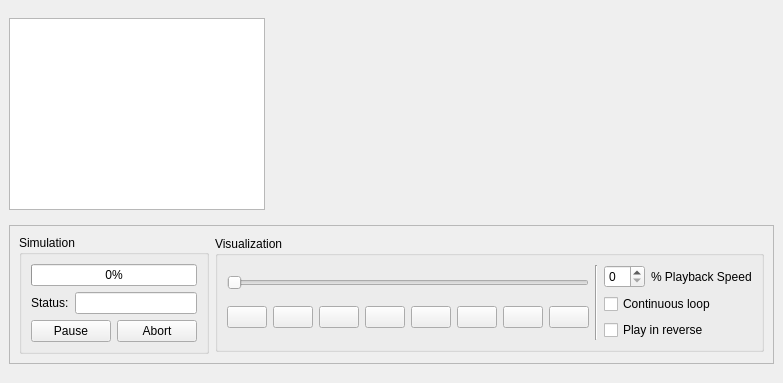
Qt form cad/plugins/NanoVision-1/src/TrajectoryGraphicsWindow.ui (kanzure/nanoengineer) before a commit.
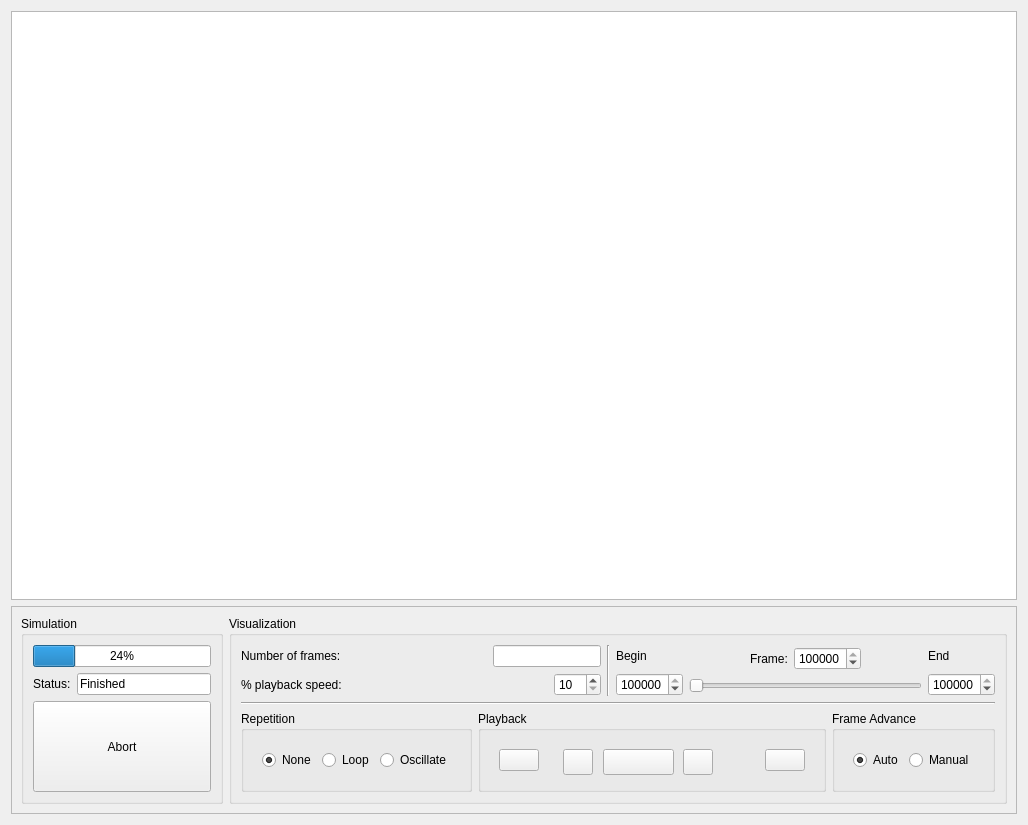
The same form after that commit. Icons and pictures are not drawn.

Commit message: Fixing broken build in checkin #12272 Disabled standalone NanorexMMPImportExportTest because that is now part of CppUnit Committing changes to TrajectoryGraphicsWindow to include NXGraphicsManager stuff

The edit to the form file:
```diff
--- a/cad/plugins/NanoVision-1/src/TrajectoryGraphicsWindow.ui
+++ b/cad/plugins/NanoVision-1/src/TrajectoryGraphicsWindow.ui
@@ -5,26 +5,18 @@
    <rect>
     <x>0</x>
     <y>0</y>
-    <width>508</width>
-    <height>383</height>
+    <width>1028</width>
+    <height>825</height>
    </rect>
   </property>
   <property name="windowTitle" >
    <string>Form</string>
   </property>
   <layout class="QVBoxLayout" >
-   <property name="margin" >
-    <number>9</number>
-   </property>
-   <property name="spacing" >
-    <number>6</number>
-   </property>
    <item>
     <widget class="QTextEdit" name="textEdit" >
      <property name="sizePolicy" >
-      <sizepolicy>
-       <hsizetype>0</hsizetype>
-       <vsizetype>0</vsizetype>
+      <sizepolicy vsizetype="Expanding" hsizetype="Expanding" >
        <horstretch>0</horstretch>
        <verstretch>0</verstretch>
       </sizepolicy>
@@ -34,9 +26,7 @@
    <item>
     <widget class="QFrame" name="frame" >
      <property name="sizePolicy" >
-      <sizepolicy>
-       <hsizetype>0</hsizetype>
-       <vsizetype>0</vsizetype>
+      <sizepolicy vsizetype="Fixed" hsizetype="MinimumExpanding" >
        <horstretch>0</horstretch>
        <verstretch>0</verstretch>
       </sizepolicy>
@@ -48,18 +38,10 @@
       <enum>QFrame::Raised</enum>
      </property>
      <layout class="QHBoxLayout" >
-      <property name="margin" >
-       <number>9</number>
-      </property>
-      <property name="spacing" >
-       <number>6</number>
-      </property>
       <item>
        <widget class="QGroupBox" name="simulationGroupBox" >
         <property name="sizePolicy" >
-         <sizepolicy>
-          <hsizetype>0</hsizetype>
-          <vsizetype>0</vsizetype>
+         <sizepolicy vsizetype="Preferred" hsizetype="Preferred" >
           <horstretch>1</horstretch>
           <verstretch>0</verstretch>
          </sizepolicy>
@@ -68,103 +50,49 @@
          <string>Simulation</string>
         </property>
         <layout class="QVBoxLayout" >
-         <property name="margin" >
-          <number>9</number>
-         </property>
-         <property name="spacing" >
-          <number>6</number>
-         </property>
          <item>
           <widget class="QProgressBar" name="simulationProgressBar" >
            <property name="value" >
-            <number>0</number>
-           </property>
-           <property name="orientation" >
-            <enum>Qt::Horizontal</enum>
+            <number>24</number>
            </property>
           </widget>
          </item>
          <item>
           <layout class="QHBoxLayout" >
-           <property name="margin" >
-            <number>0</number>
-           </property>
-           <property name="spacing" >
-            <number>6</number>
-           </property>
            <item>
-            <widget class="QLabel" name="label" >
+            <widget class="QLabel" name="statusSimulationLabel" >
+             <property name="sizePolicy" >
+              <sizepolicy vsizetype="Fixed" hsizetype="Preferred" >
+               <horstretch>0</horstretch>
+               <verstretch>0</verstretch>
+              </sizepolicy>
+             </property>
              <property name="text" >
               <string>Status:</string>
              </property>
             </widget>
            </item>
            <item>
-            <widget class="QLineEdit" name="simulationStatusLineEdit" >
-             <property name="readOnly" >
-              <bool>true</bool>
+            <widget class="QLineEdit" name="statusSimulationLineEdit" >
+             <property name="text" >
+              <string>Finished</string>
              </property>
             </widget>
            </item>
           </layout>
          </item>
          <item>
-          <layout class="QHBoxLayout" >
-           <property name="margin" >
-            <number>0</number>
+          <widget class="QPushButton" name="abortSimulationButton" >
+           <property name="sizePolicy" >
+            <sizepolicy vsizetype="Expanding" hsizetype="Expanding" >
+             <horstretch>0</horstretch>
+             <verstretch>0</verstretch>
+            </sizepolicy>
            </property>
-           <property name="spacing" >
-            <number>6</number>
+           <property name="text" >
+            <string>Abort</string>
            </property>
-           <item>
-            <widget class="QPushButton" name="simulationPauseButton" >
-             <property name="sizePolicy" >
-              <sizepolicy>
-               <hsizetype>0</hsizetype>
-               <vsizetype>0</vsizetype>
-               <horstretch>0</horstretch>
-               <verstretch>0</verstretch>
-              </sizepolicy>
-             </property>
-             <property name="toolTip" >
-              <string>Pause the simulation</string>
-             </property>
-             <property name="statusTip" >
-              <string>Pause the simulation</string>
-             </property>
-             <property name="whatsThis" >
-              <string>Pauses the simulation</string>
-             </property>
-             <property name="text" >
-              <string>Pause</string>
-             </property>
-            </widget>
-           </item>
-           <item>
-            <widget class="QPushButton" name="simulationAbortButton" >
-             <property name="sizePolicy" >
-              <sizepolicy>
-               <hsizetype>0</hsizetype>
-               <vsizetype>0</vsizetype>
-               <horstretch>0</horstretch>
-               <verstretch>0</verstretch>
-              </sizepolicy>
-             </property>
-             <property name="toolTip" >
-              <string>Abort the simulation</string>
-             </property>
-             <property name="statusTip" >
-              <string>Abort the simulation</string>
-             </property>
-             <property name="whatsThis" >
-              <string>Aborts the simulation</string>
-             </property>
-             <property name="text" >
-              <string>Abort</string>
-             </property>
-            </widget>
-           </item>
-          </layout>
+          </widget>
          </item>
         </layout>
        </widget>
@@ -172,249 +100,518 @@
       <item>
        <widget class="QGroupBox" name="visualizationGroupBox" >
         <property name="sizePolicy" >
-         <sizepolicy>
-          <hsizetype>0</hsizetype>
-          <vsizetype>0</vsizetype>
-          <horstretch>2</horstretch>
+         <sizepolicy vsizetype="Preferred" hsizetype="Minimum" >
+          <horstretch>3</horstretch>
           <verstretch>0</verstretch>
          </sizepolicy>
         </property>
         <property name="title" >
          <string>Visualization</string>
         </property>
-        <layout class="QHBoxLayout" >
-         <property name="margin" >
-          <number>9</number>
-         </property>
-         <property name="spacing" >
-          <number>6</number>
-         </property>
+        <layout class="QVBoxLayout" >
          <item>
-          <layout class="QVBoxLayout" >
-           <property name="margin" >
-            <number>0</number>
-           </property>
-           <property name="spacing" >
-            <number>6</number>
-           </property>
+          <layout class="QHBoxLayout" >
            <item>
-            <widget class="QSlider" name="horizontalSlider" >
-             <property name="toolTip" >
-              <string>Indicates animation progress</string>
-             </property>
-             <property name="statusTip" >
-              <string>Indicates animation progress</string>
-             </property>
-             <property name="whatsThis" >
-              <string>Indicates animation progress</string>
+            <layout class="QVBoxLayout" >
+             <item>
+              <layout class="QHBoxLayout" >
+               <item>
+                <widget class="QLabel" name="numFramesLabel" >
+                 <property name="text" >
+                  <string>Number of frames:</string>
+                 </property>
+                 <property name="buddy" >
+                  <cstring>numFramesLineEdit</cstring>
+                 </property>
+                </widget>
+               </item>
+               <item>
+                <spacer>
+                 <property name="orientation" >
+                  <enum>Qt::Horizontal</enum>
+                 </property>
+                 <property name="sizeHint" >
+                  <size>
+                   <width>40</width>
+                   <height>20</height>
+                  </size>
+                 </property>
+                </spacer>
+               </item>
+               <item>
+                <widget class="QLineEdit" name="numFramesLineEdit" >
+                 <property name="sizePolicy" >
+                  <sizepolicy vsizetype="Fixed" hsizetype="Fixed" >
+                   <horstretch>0</horstretch>
+                   <verstretch>0</verstretch>
+                  </sizepolicy>
+                 </property>
+                 <property name="readOnly" >
+                  <bool>true</bool>
+                 </property>
+                </widget>
+               </item>
+              </layout>
+             </item>
+             <item>
+              <layout class="QHBoxLayout" >
+               <item>
+                <widget class="QLabel" name="playbackSpeedLabel" >
+                 <property name="text" >
+                  <string>% playback speed:</string>
+                 </property>
+                 <property name="buddy" >
+                  <cstring>playbackSpeedSpinBox</cstring>
+                 </property>
+                </widget>
+               </item>
+               <item>
+                <spacer>
+                 <property name="orientation" >
+                  <enum>Qt::Horizontal</enum>
+                 </property>
+                 <property name="sizeHint" >
+                  <size>
+                   <width>40</width>
+                   <height>20</height>
+                  </size>
+                 </property>
+                </spacer>
+               </item>
+               <item>
+                <widget class="QSpinBox" name="playbackSpeedSpinBox" >
+                 <property name="sizePolicy" >
+                  <sizepolicy vsizetype="Fixed" hsizetype="Fixed" >
+                   <horstretch>0</horstretch>
+                   <verstretch>0</verstretch>
+                  </sizepolicy>
+                 </property>
+                 <property name="minimum" >
+                  <number>10</number>
+                 </property>
+                 <property name="maximum" >
+                  <number>800</number>
+                 </property>
+                 <property name="singleStep" >
+                  <number>10</number>
+                 </property>
+                </widget>
+               </item>
+              </layout>
+             </item>
+            </layout>
+           </item>
+           <item>
+            <widget class="Line" name="line_4" >
+             <property name="sizePolicy" >
+              <sizepolicy vsizetype="Expanding" hsizetype="Fixed" >
+               <horstretch>0</horstretch>
+               <verstretch>0</verstretch>
+              </sizepolicy>
              </property>
              <property name="orientation" >
-              <enum>Qt::Horizontal</enum>
+              <enum>Qt::Vertical</enum>
              </property>
             </widget>
            </item>
            <item>
             <layout class="QHBoxLayout" >
-             <property name="margin" >
-              <number>0</number>
-             </property>
-             <property name="spacing" >
-              <number>6</number>
-             </property>
              <item>
-              <widget class="QPushButton" name="trajectoryFirstButton" >
-               <property name="toolTip" >
-                <string>First frame</string>
-               </property>
-               <property name="statusTip" >
-                <string>First frame</string>
-               </property>
-               <property name="whatsThis" >
-                <string>Sets the display to show the first frame</string>
-               </property>
-               <property name="text" >
-                <string/>
-               </property>
-               <property name="icon" >
-                <iconset resource="application.qrc" >:/Icons/trajectory_first.png</iconset>
-               </property>
-              </widget>
+              <layout class="QVBoxLayout" >
+               <item>
+                <widget class="QLabel" name="beginFrameLabel" >
+                 <property name="text" >
+                  <string>Begin</string>
+                 </property>
+                 <property name="buddy" >
+                  <cstring>beginFrameSpinBox</cstring>
+                 </property>
+                </widget>
+               </item>
+               <item>
+                <widget class="QSpinBox" name="beginFrameSpinBox" >
+                 <property name="sizePolicy" >
+                  <sizepolicy vsizetype="Fixed" hsizetype="Minimum" >
+                   <horstretch>0</horstretch>
+                   <verstretch>0</verstretch>
+                  </sizepolicy>
+                 </property>
+                 <property name="maximum" >
+                  <number>1000000</number>
+                 </property>
+                 <property name="value" >
+                  <number>1000000</number>
+                 </property>
+                </widget>
+               </item>
+              </layout>
              </item>
              <item>
-              <widget class="QPushButton" name="trajectoryMinusFiveButton" >
-               <property name="toolTip" >
-                <string>Retreat 5 frames</string>
-               </property>
-               <property name="statusTip" >
-                <string>Retreat 5 frames</string>
-               </property>
-               <property name="whatsThis" >
-                <string>Sets the display back by 5 frames</string>
-               </property>
-               <property name="text" >
-                <string/>
-               </property>
-               <property name="icon" >
-                <iconset resource="application.qrc" >:/Icons/trajectory_minusfive.png</iconset>
-               </property>
-              </widget>
+              <layout class="QVBoxLayout" >
+               <item>
+                <layout class="QHBoxLayout" >
+                 <item>
+                  <spacer>
+                   <property name="orientation" >
+                    <enum>Qt::Horizontal</enum>
+                   </property>
+                   <property name="sizeHint" >
+                    <size>
+                     <width>61</width>
+                     <height>20</height>
+                    </size>
+                   </property>
+                  </spacer>
+                 </item>
+                 <item>
+                  <widget class="QLabel" name="currentFrameLabel" >
+                   <property name="text" >
+                    <string>Frame:</string>
+                   </property>
+                   <property name="buddy" >
+                    <cstring>currentFrameSpinBox</cstring>
+                   </property>
+                  </widget>
+                 </item>
+                 <item>
+                  <widget class="QSpinBox" name="currentFrameSpinBox" >
+                   <property name="sizePolicy" >
+                    <sizepolicy vsizetype="Fixed" hsizetype="Minimum" >
+                     <horstretch>0</horstretch>
+                     <verstretch>0</verstretch>
+                    </sizepolicy>
+                   </property>
+                   <property name="maximum" >
+                    <number>1000000</number>
+                   </property>
+                   <property name="value" >
+                    <number>1000000</number>
+                   </property>
+                  </widget>
+                 </item>
+                 <item>
+                  <spacer>
+                   <property name="orientation" >
+                    <enum>Qt::Horizontal</enum>
+                   </property>
+                   <property name="sizeHint" >
+                    <size>
+                     <width>61</width>
+                     <height>20</height>
+                    </size>
+                   </property>
+                  </spacer>
+                 </item>
+                </layout>
+               </item>
+               <item>
+                <widget class="QSlider" name="currentFrameHSlider" >
+                 <property name="orientation" >
+                  <enum>Qt::Horizontal</enum>
+                 </property>
+                </widget>
+               </item>
+              </layout>
              </item>
              <item>
-              <widget class="QPushButton" name="trajectoryMinusOneButton" >
-               <property name="toolTip" >
-                <string>Retreat to previous frame</string>
-               </property>
-               <property name="statusTip" >
-                <string>Retreat to previous frame</string>
-               </property>
-               <property name="whatsThis" >
-                <string>Displays the previous frame</string>
-               </property>
-               <property name="text" >
-                <string/>
-               </property>
-               <property name="icon" >
-                <iconset resource="application.qrc" >:/Icons/trajectory_minusone.png</iconset>
-               </property>
-              </widget>
-             </item>
-             <item>
-              <widget class="QPushButton" name="trajectoryPlayPauseButton" >
-               <property name="toolTip" >
-                <string>Play the trajectory</string>
-               </property>
-               <property name="statusTip" >
-                <string>Play the trajectory</string>
-               </property>
-               <property name="whatsThis" >
-                <string>Plays the animation of the trajectory</string>
-               </property>
-               <property name="text" >
-                <string/>
-               </property>
-               <property name="icon" >
-                <iconset resource="application.qrc" >:/Icons/trajectory_play.png</iconset>
-               </property>
-              </widget>
-             </item>
-             <item>
-              <widget class="QPushButton" name="trajectoryStopButton" >
-               <property name="toolTip" >
-                <string>Stop the animation</string>
-               </property>
-               <property name="statusTip" >
-                <string>Stop the animation</string>
-               </property>
-               <property name="whatsThis" >
-                <string>Stops the animation, if it is playing</string>
-               </property>
-               <property name="text" >
-                <string/>
-               </property>
-               <property name="icon" >
-                <iconset resource="application.qrc" >:/Icons/trajectory_stop.png</iconset>
-               </property>
-              </widget>
-             </item>
-             <item>
-              <widget class="QPushButton" name="trajectoryPlusOneButton" >
-               <property name="toolTip" >
-                <string>Advance to next frame</string>
-               </property>
-               <property name="statusTip" >
-                <string>Advance to next frame</string>
-               </property>
-               <property name="whatsThis" >
-                <string>Advances display to next frame</string>
-               </property>
-               <property name="text" >
-                <string/>
-               </property>
-               <property name="icon" >
-                <iconset resource="application.qrc" >:/Icons/trajectory_plusone.png</iconset>
-               </property>
-              </widget>
-             </item>
-             <item>
-              <widget class="QPushButton" name="trajectoryPlusFiveButton" >
-               <property name="toolTip" >
-                <string>Advance 5 frames</string>
-               </property>
-               <property name="statusTip" >
-                <string>Advance 5 frames</string>
-               </property>
-               <property name="whatsThis" >
-                <string>Advances display by 5 frames</string>
-               </property>
-               <property name="text" >
-                <string/>
-               </property>
-               <property name="icon" >
-                <iconset resource="application.qrc" >:/Icons/trajectory_plusfive.png</iconset>
-               </property>
-              </widget>
-             </item>
-             <item>
-              <widget class="QPushButton" name="trajectoryLastButton" >
-               <property name="text" >
-                <string/>
-               </property>
-               <property name="icon" >
-                <iconset resource="application.qrc" >:/Icons/trajectory_last.png</iconset>
-               </property>
-              </widget>
+              <layout class="QVBoxLayout" >
+               <item>
+                <widget class="QLabel" name="endFrameLabel" >
+                 <property name="text" >
+                  <string>End</string>
+                 </property>
+                 <property name="buddy" >
+                  <cstring>endFrameSpinBox</cstring>
+                 </property>
+                </widget>
+               </item>
+               <item>
+                <widget class="QSpinBox" name="endFrameSpinBox" >
+                 <property name="sizePolicy" >
+                  <sizepolicy vsizetype="Fixed" hsizetype="Minimum" >
+                   <horstretch>0</horstretch>
+                   <verstretch>0</verstretch>
+                  </sizepolicy>
+                 </property>
+                 <property name="maximum" >
+                  <number>1000000</number>
+                 </property>
+                 <property name="value" >
+                  <number>1000000</number>
+                 </property>
+                </widget>
+               </item>
+              </layout>
              </item>
             </layout>
            </item>
           </layout>
          </item>
          <item>
-          <widget class="Line" name="line" >
+          <widget class="Line" name="visualizationHLine" >
            <property name="orientation" >
-            <enum>Qt::Vertical</enum>
+            <enum>Qt::Horizontal</enum>
            </property>
           </widget>
          </item>
          <item>
-          <layout class="QVBoxLayout" >
-           <property name="margin" >
-            <number>0</number>
-           </property>
-           <property name="spacing" >
-            <number>6</number>
-           </property>
+          <layout class="QHBoxLayout" >
            <item>
-            <layout class="QHBoxLayout" >
-             <property name="margin" >
-              <number>0</number>
+            <widget class="QGroupBox" name="repetitionGroupBox" >
+             <property name="sizePolicy" >
+              <sizepolicy vsizetype="Preferred" hsizetype="Preferred" >
+               <horstretch>0</horstretch>
+               <verstretch>0</verstretch>
+              </sizepolicy>
              </property>
-             <property name="spacing" >
-              <number>6</number>
+             <property name="title" >
+              <string>Repetition</string>
              </property>
-             <item>
-              <widget class="QSpinBox" name="playbackSpeedSpinBox" />
-             </item>
-             <item>
-              <widget class="QLabel" name="playbackSpeedLabel" >
-               <property name="text" >
-                <string>% Playback Speed</string>
-               </property>
-              </widget>
-             </item>
-            </layout>
+             <layout class="QVBoxLayout" >
+              <item>
+               <widget class="QStackedWidget" name="stackedWidget_2" >
+                <widget class="QWidget" name="page_3" >
+                 <layout class="QHBoxLayout" >
+                  <item>
+                   <widget class="QRadioButton" name="noneRepetitionRadioButton" >
+                    <property name="text" >
+                     <string>None</string>
+                    </property>
+                    <property name="checked" >
+                     <bool>true</bool>
+                    </property>
+                   </widget>
+                  </item>
+                  <item>
+                   <widget class="QRadioButton" name="loopRepetitionRadioButton" >
+                    <property name="text" >
+                     <string>Loop</string>
+                    </property>
+                   </widget>
+                  </item>
+                  <item>
+                   <widget class="QRadioButton" name="oscillateRepetitionRadioButton" >
+                    <property name="text" >
+                     <string>Oscillate</string>
+                    </property>
+                   </widget>
+                  </item>
+                 </layout>
+                </widget>
+                <widget class="QWidget" name="page_4" />
+               </widget>
+              </item>
+             </layout>
+            </widget>
            </item>
            <item>
-            <widget class="QCheckBox" name="continuousLoopCheckBox" >
-             <property name="text" >
-              <string>Continuous loop</string>
+            <widget class="QGroupBox" name="playbackGroupBox" >
+             <property name="sizePolicy" >
+              <sizepolicy vsizetype="Preferred" hsizetype="Preferred" >
+               <horstretch>0</horstretch>
+               <verstretch>0</verstretch>
+              </sizepolicy>
              </property>
+             <property name="title" >
+              <string>Playback</string>
+             </property>
+             <layout class="QHBoxLayout" >
+              <item>
+               <widget class="QStackedWidget" name="trajectoryFirstButtonSizingStackedWidget" >
+                <property name="currentIndex" >
+                 <number>0</number>
+                </property>
+                <widget class="QWidget" name="page" >
+                 <layout class="QHBoxLayout" >
+                  <item>
+                   <widget class="QPushButton" name="trajectoryFirstButton" >
+                    <property name="text" >
+                     <string/>
+                    </property>
+                    <property name="icon" >
+                     <iconset resource="application.qrc" >:/Icons/trajectory_first.png</iconset>
+                    </property>
+                   </widget>
+                  </item>
+                 </layout>
+                </widget>
+                <widget class="QWidget" name="page_7" />
+               </widget>
+              </item>
+              <item>
+               <widget class="QStackedWidget" name="playbackSizingStackedWidget" >
+                <property name="sizePolicy" >
+                 <sizepolicy vsizetype="Fixed" hsizetype="Expanding" >
+                  <horstretch>0</horstretch>
+                  <verstretch>0</verstretch>
+                 </sizepolicy>
+                </property>
+                <property name="currentIndex" >
+                 <number>0</number>
+                </property>
+                <widget class="QWidget" name="autoFrameAdvancePage" >
+                 <widget class="QPushButton" name="trajectoryPlayRevButton" >
+                  <property name="geometry" >
+                   <rect>
+                    <x>9</x>
+                    <y>9</y>
+                    <width>30</width>
+                    <height>26</height>
+                   </rect>
+                  </property>
+                  <property name="text" >
+                   <string/>
+                  </property>
+                  <property name="icon" >
+                   <iconset resource="application.qrc" >:/Icons/trajectory_play_rev.png</iconset>
+                  </property>
+                 </widget>
+                 <widget class="QPushButton" name="trajectoryStopButton" >
+                  <property name="geometry" >
+                   <rect>
+                    <x>49</x>
+                    <y>9</y>
+                    <width>71</width>
+                    <height>26</height>
+                   </rect>
+                  </property>
+                  <property name="text" >
+                   <string/>
+                  </property>
+                  <property name="icon" >
+                   <iconset resource="application.qrc" >:/Icons/trajectory_stop.png</iconset>
+                  </property>
+                 </widget>
+                 <widget class="QPushButton" name="trajectoryPlayButton" >
+                  <property name="geometry" >
+                   <rect>
+                    <x>129</x>
+                    <y>9</y>
+                    <width>30</width>
+                    <height>26</height>
+                   </rect>
+                  </property>
+                  <property name="text" >
+                   <string/>
+                  </property>
+                  <property name="icon" >
+                   <iconset resource="application.qrc" >:/Icons/trajectory_play.png</iconset>
+                  </property>
+                  <property name="checkable" >
+                   <bool>true</bool>
+                  </property>
+                 </widget>
+                </widget>
+                <widget class="QWidget" name="manualFrameAdvancePage" >
+                 <layout class="QHBoxLayout" >
+                  <item>
+                   <widget class="QPushButton" name="trajectoryMinusFiveButton" >
+                    <property name="text" >
+                     <string/>
+                    </property>
+                    <property name="icon" >
+                     <iconset resource="application.qrc" >:/Icons/trajectory_minusfive.png</iconset>
+                    </property>
+                   </widget>
+                  </item>
+                  <item>
+                   <widget class="QPushButton" name="trajectoryMinusOneButton" >
+                    <property name="text" >
+                     <string/>
+                    </property>
+                    <property name="icon" >
+                     <iconset resource="application.qrc" >:/Icons/trajectory_minusone.png</iconset>
+                    </property>
+                   </widget>
+                  </item>
+                  <item>
+                   <widget class="QPushButton" name="trajectoryPlusOneButton" >
+                    <property name="text" >
+                     <string/>
+                    </property>
+                    <property name="icon" >
+                     <iconset resource="application.qrc" >:/Icons/trajectory_plusone.png</iconset>
+                    </property>
+                   </widget>
+                  </item>
+                  <item>
+                   <widget class="QPushButton" name="trajectoryPlusFiveButton" >
+                    <property name="text" >
+                     <string/>
+                    </property>
+                    <property name="icon" >
+                     <iconset resource="application.qrc" >:/Icons/trajectory_plusfive.png</iconset>
+                    </property>
+                   </widget>
+                  </item>
+                 </layout>
+                </widget>
+               </widget>
+              </item>
+              <item>
+               <widget class="QStackedWidget" name="trajectoryLastButtonSizingStackedWidget" >
+                <property name="currentIndex" >
+                 <number>0</number>
+                </property>
+                <widget class="QWidget" name="page_10" >
+                 <layout class="QHBoxLayout" >
+                  <item>
+                   <widget class="QPushButton" name="trajectoryLastButton" >
+                    <property name="text" >
+                     <string/>
+                    </property>
+                    <property name="icon" >
+                     <iconset resource="application.qrc" >:/Icons/trajectory_last.png</iconset>
+                    </property>
+                   </widget>
+                  </item>
+                 </layout>
+                </widget>
+                <widget class="QWidget" name="page_11" />
+               </widget>
+              </item>
+             </layout>
             </widget>
            </item>
            <item>
-            <widget class="QCheckBox" name="playInReverseCheckBox" >
-             <property name="text" >
-              <string>Play in reverse</string>
+            <widget class="QGroupBox" name="frameAdvanceGroupBox" >
+             <property name="sizePolicy" >
+              <sizepolicy vsizetype="Preferred" hsizetype="Preferred" >
+               <horstretch>0</horstretch>
+               <verstretch>0</verstretch>
+              </sizepolicy>
              </property>
+             <property name="title" >
+              <string>Frame Advance</string>
+             </property>
+             <layout class="QHBoxLayout" >
+              <item>
+               <widget class="QStackedWidget" name="stackedWidget_3" >
+                <widget class="QWidget" name="page_5" >
+                 <layout class="QHBoxLayout" >
+                  <item>
+                   <widget class="QRadioButton" name="autoFrameAdvanceRadioButton" >
+                    <property name="text" >
+                     <string>Auto</string>
+                    </property>
+                    <property name="checked" >
+                     <bool>true</bool>
+                    </property>
+                   </widget>
+                  </item>
+                  <item>
+                   <widget class="QRadioButton" name="manualFrameAdvanceRadioButton" >
+                    <property name="text" >
+                     <string>Manual</string>
+                    </property>
+                   </widget>
+                  </item>
+                 </layout>
+                </widget>
+                <widget class="QWidget" name="page_6" />
+               </widget>
+              </item>
+             </layout>
             </widget>
            </item>
           </layout>
```
Left out of the diff: 76 changed lines with no effect on the pictures. The commit also changes 5 other files.
